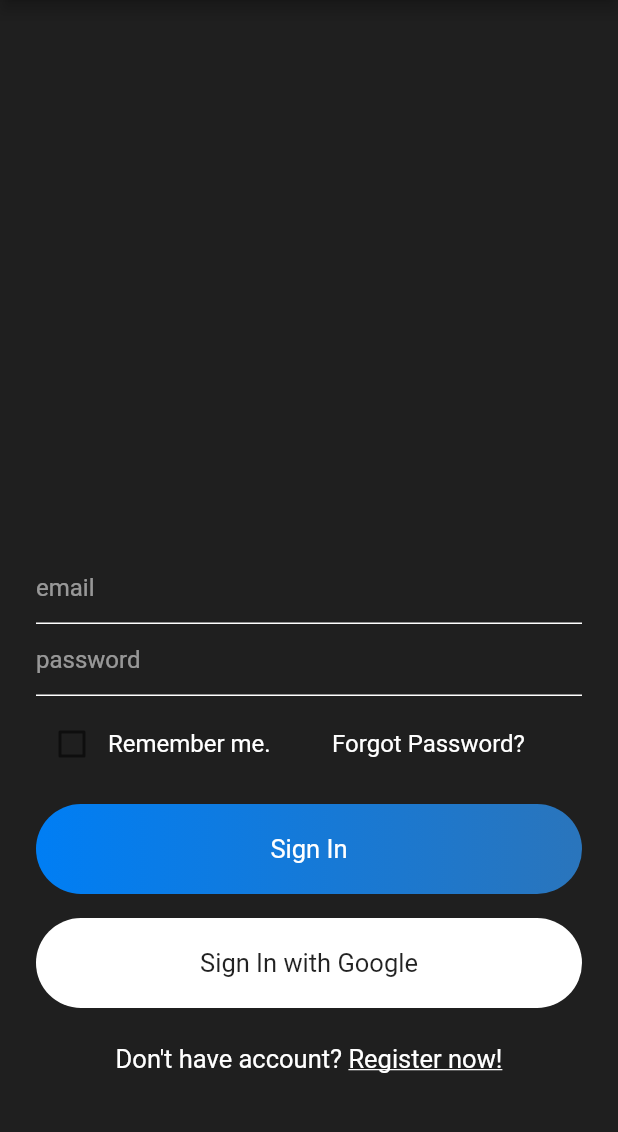
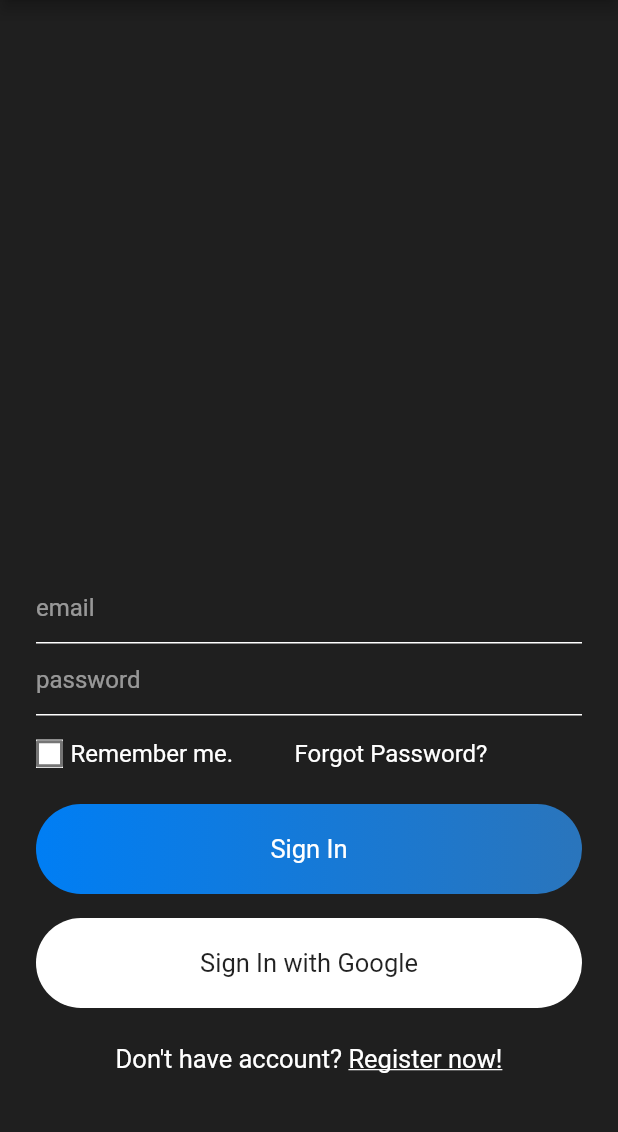
Before and after one commit to Bick95/radio_remote, a Flutter app: the screen it shows after launch, on a phone screen of 412 x 824 dp, the part 81-1213 px from its top. Run offline on Flutter 3.47's test engine with Material 2 defaults, Android fonts, the phone set to English and light mode, and no system bars; our stand-ins replace cloud_firestore, firebase_auth, firebase_core, firebase_database, flutter_secure_storage; accounts and stored records are empty.

Commit message:
Made CheckBox better visible.

```diff
--- a/lib/views/signin.dart
+++ b/lib/views/signin.dart
@@ -150,7 +150,9 @@ class _SignInState extends State<SignIn> with SingleTickerProviderStateMixin {
                       Row(
                         children: [
                           Container(
-                            //color: Colors.white,
+                            color: Colors.white,
+                            width: 18,
+                            height: 19,
                             alignment: Alignment.centerLeft,
                             child: Checkbox(
                               value: rememberMe,
@@ -166,6 +168,7 @@ class _SignInState extends State<SignIn> with SingleTickerProviderStateMixin {
                               }
                             ),
                           ),
+                          SizedBox(width: 5,),
                           Text("Remember me.", style: simpleTextStyle(),),
                         ],
                       ),
```
